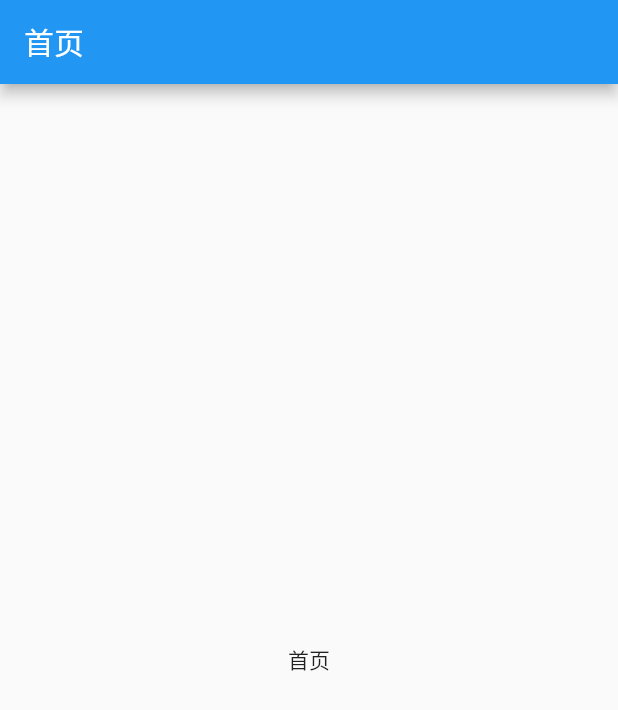
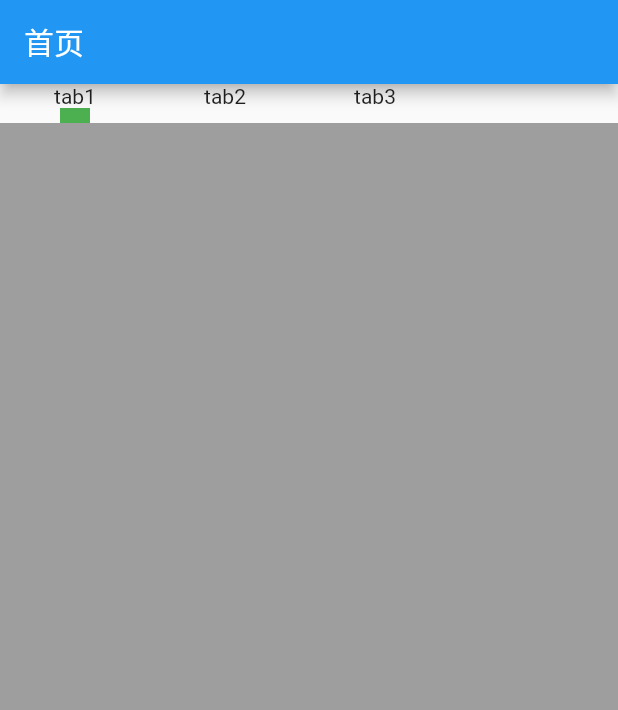
Before and after one commit to Mrfujianfei/flutter-music-app, a Flutter app: the screen it shows after launch, on a phone screen of 412 x 824 dp. Shown: the top 710 px of the screen. Run offline on Flutter 3.47's test engine with Material 2 defaults, Android fonts, the phone set to English and light mode, and no system bars.

Commit message:
feature: 添加路由&初步实现tabview组件

```diff
--- a/lib/Home.dart
+++ b/lib/Home.dart
@@ -1,4 +1,7 @@
 import 'package:flutter/material.dart';
+
+import 'widgets/tab_view.dart';
+
 class Home extends StatelessWidget {
   @override
   Widget build(BuildContext context) {
@@ -6,13 +9,23 @@ class Home extends StatelessWidget {
       appBar: AppBar(
         title: Text("首页"),
       ),
-      body: Center(
-        child: GestureDetector(
-          onTap: (){
-            Navigator.of(context).pushNamed('/hom3');
-          },
-          child: Text("首页"),
-        ),
+      body: TabView(
+        tabMenus: <Widget>[
+          Text("tab1"),
+          Text("tab2"),
+          Text("tab3"),
+        ],
+        children: <Widget>[
+          Container(
+            color: Colors.grey,
+          ),
+          Container(
+            color: Colors.orange,
+          ),
+          Container(
+            color: Colors.green,
+          )
+        ],
       ),
     );
   }
--- a/lib/main.dart
+++ b/lib/main.dart
@@ -5,7 +5,6 @@ import 'package:musicapp/route/index.dart';
 void main() => runApp(MyApp());
 
 class MyApp extends StatelessWidget {
-  // This widget is the root of your application.
   @override
   Widget build(BuildContext context) {
     return MaterialApp(
@@ -14,7 +13,7 @@ class MyApp extends StatelessWidget {
         primarySwatch: Colors.blue,
       ),
       debugShowCheckedModeBanner: false, // 消除右上角debug样式
-      // initialRoute: '/', // 初始化路由
+      initialRoute: '/', // 初始化路由
       // routes: routes,
       onGenerateRoute: (RouteSettings settings) {
          print("=====");
--- a/lib/route/index.dart
+++ b/lib/route/index.dart
@@ -3,12 +3,9 @@ import 'package:flutter/material.dart';
 
 import '../Home.dart';
 import '../Home2.dart';
+
 final Map<String,WidgetBuilder> routes = {
-  '/':(context)=>Home(),
+   '/':(context)=>Home(),
   '/hom2':(context)=>Home2(),
-  '/*':(context){
-    return Container(
-      child: Text("null"),
-    );
-  }
+
 };
--- /dev/null
+++ b/lib/widgets/tab_view.dart
@@ -0,0 +1,68 @@
+import 'package:flutter/material.dart';
+
+const double TAB_WIDTH = 100.0; // tab的宽度
+const double INIT_BORDER_X = 40.0; // 初始化border的位置
+
+class TabView extends StatefulWidget {
+  int initTab; // 初始化tab项
+  List<Widget> tabMenus; // tab目录组件
+  List<Widget> children; // 子组件
+  TabView({this.children, this.tabMenus, this.initTab = 0});
+  @override
+  _TabViewState createState() => _TabViewState();
+}
+
+class _TabViewState extends State<TabView> {
+  // PageView控制器
+  PageController _controller = new PageController();
+
+  double _labelBorder = 40.0; // 底部导航初始位置
+
+  @override
+  void initState() {
+    // TODO: implement initState
+
+    // 在初始化的时候对_controller进行监听
+    _controller..addListener(() {
+       setState(() {
+          _labelBorder =INIT_BORDER_X + TAB_WIDTH * _controller.page;
+       });
+      });
+    super.initState();
+  }
+
+  List<Widget> _tabMenus() {
+   return widget.tabMenus.map((item) => SizedBox(
+              width: TAB_WIDTH,
+              child: Center(
+                child: item,
+              ),
+            ))
+        .toList();
+  }
+
+  @override
+  Widget build(BuildContext context) {
+    return Column(
+      crossAxisAlignment: CrossAxisAlignment.start,
+      children: <Widget>[
+        Row(
+          children: _tabMenus(),
+        ),
+        Transform(
+          transform: Matrix4.translationValues(_labelBorder, 0.0, 0.0),
+          child: Container(
+            height: 10.0,
+            width: 20.0,
+            color: Colors.green,
+          ),
+        ),
+        Expanded(
+            child: PageView(
+          controller: _controller,
+          children: <Widget>[...widget.children],
+        ))
+      ],
+    );
+  }
+}
```
Also changed, not shown: lib/pages/home.dart (added).
